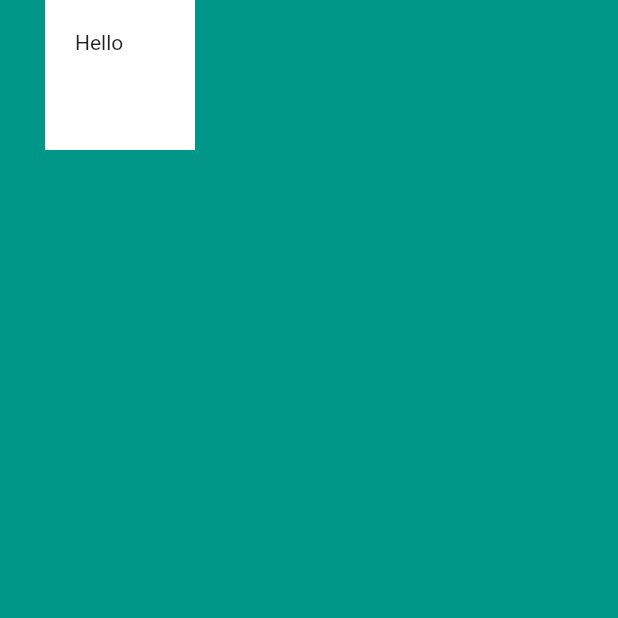
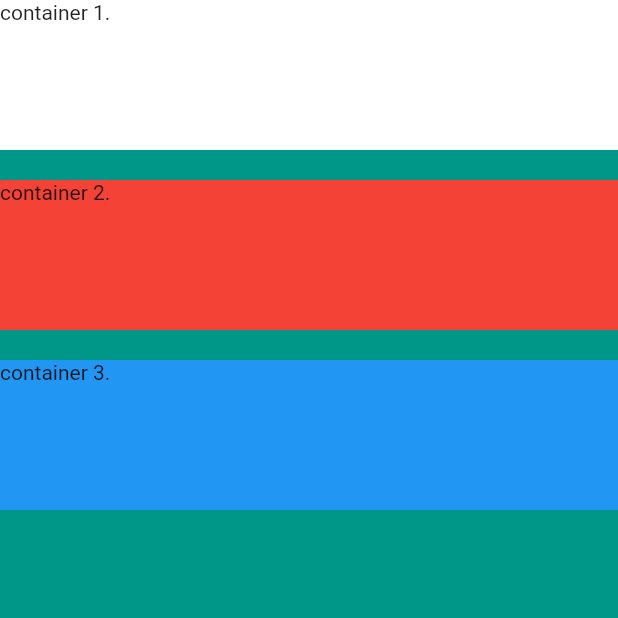
Before and after one commit to deelerium08/mi_card_flutter, a Flutter app: the screen it shows after launch, on a phone screen of 412 x 824 dp, the top half of it. Run offline on Flutter 3.47's test engine with Material 2 defaults, Android fonts, the phone set to English and light mode, and no system bars.

Commit message:
42-how-to-use-column-and-row-widgets-for-layout

```diff
--- a/lib/main.dart
+++ b/lib/main.dart
@@ -14,19 +14,64 @@ class MyApp extends StatelessWidget {
       home: Scaffold(
         backgroundColor: Colors.teal,
         body: SafeArea(
-          child: Container(
-            height: 100.0,
-            width: 100.0,
-            // MARGIN
-            // margin: EdgeInsets.all(10.0),
-            // margin: EdgeInsets.symmetric(vertical: 50.0, horizontal: 10.0),
-            // margin: EdgeInsets.fromLTRB(30.0, 10.0, 50.0, 20.0),
-            margin: EdgeInsets.only(left: 30.0),
-            // PADDING
-            padding: EdgeInsets.all(20.0),
-            color: Colors.white,
-            child: Text('Hello'),
+          child: Column(
+            crossAxisAlignment: CrossAxisAlignment.stretch,
+            children: [
+              Container(
+                height: 100.0,
+                width: 100.0,
+                color: Colors.white,
+                child: Text('container 1.'),
+              ),
+              SizedBox(
+                height: 20.0,
+              ),
+              Container(
+                height: 100.0,
+                width: 100.0,
+                color: Colors.red,
+                child: Text('container 2.'),
+              ),
+              SizedBox(
+                height: 20.0,
+              ),
+              Container(
+                height: 100.0,
+                width: 100.0,
+                color: Colors.blue,
+                child: Text('container 3.'),
+              ),
+            ],
           ),
+          // child: Row(
+          //   crossAxisAlignment: CrossAxisAlignment.stretch,
+          //   children: [
+          //     Container(
+          //       height: 100.0,
+          //       width: 100.0,
+          //       color: Colors.white,
+          //       child: Text('container 1.'),
+          //     ),
+          //     SizedBox(
+          //       width: 20.0,
+          //     ),
+          //     Container(
+          //       height: 100.0,
+          //       width: 100.0,
+          //       color: Colors.red,
+          //       child: Text('container 2.'),
+          //     ),
+          //     SizedBox(
+          //       width: 20.0,
+          //     ),
+          //     Container(
+          //       height: 100.0,
+          //       width: 100.0,
+          //       color: Colors.blue,
+          //       child: Text('container 3.'),
+          //     ),
+          //   ],
+          // ),
         ),
       ),
     );
```
